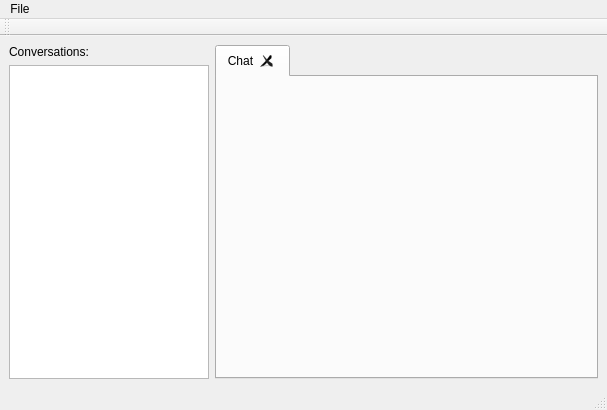
First picture: the form in obeliscaDivergencia/gui/mainWindow.ui, repository lurid-bogey/obelisca-divergencia, before the edit.
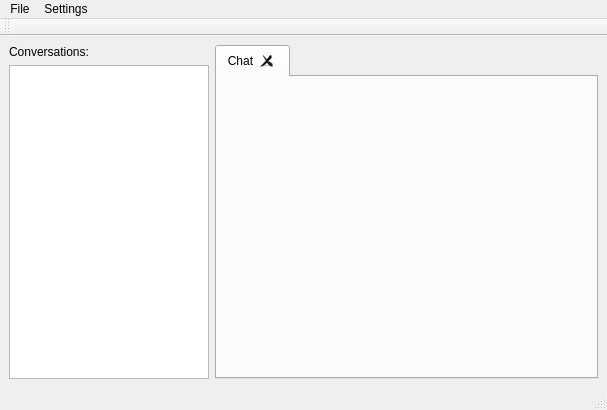
Second picture: the form after the edit. Icons and pictures are not drawn.

Commit message: Settings dialog and dark mode (part I)

Diff of the .ui file:
```diff
--- a/obeliscaDivergencia/gui/mainWindow.ui
+++ b/obeliscaDivergencia/gui/mainWindow.ui
@@ -84,7 +84,14 @@
     </property>
     <addaction name="actionExit"/>
    </widget>
+   <widget class="QMenu" name="menuSettings">
+    <property name="title">
+     <string>Settings</string>
+    </property>
+    <addaction name="actionSettings"/>
+   </widget>
    <addaction name="menuFile"/>
+   <addaction name="menuSettings"/>
   </widget>
   <widget class="QStatusBar" name="statusBar"/>
   <widget class="QToolBar" name="toolBar">
```
Left out of the diff: 5 changed lines with no effect on the pictures. The commit also changes 9 other files.
